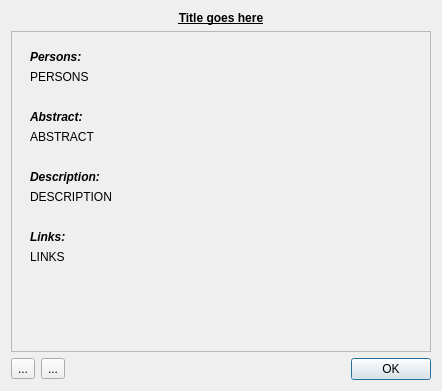
Before: the Qt Designer form src/gui/eventdialog.ui in edulix/confclerk, drawn with Qt 5.
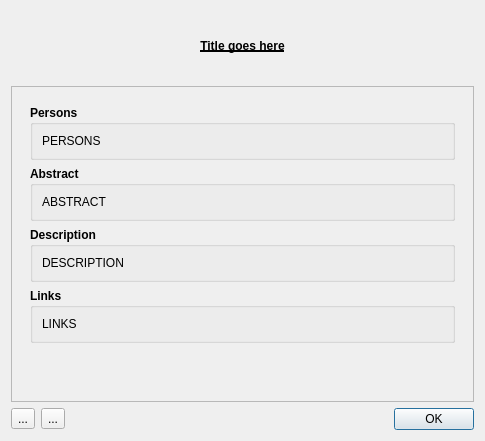
After: the same form once the commit is applied. Icons and pictures are not drawn.

Commit message: event dialog GUI refactoring

```diff
--- a/src/gui/eventdialog.ui
+++ b/src/gui/eventdialog.ui
@@ -5,12 +5,12 @@
    <rect>
     <x>0</x>
     <y>0</y>
-    <width>442</width>
-    <height>391</height>
+    <width>485</width>
+    <height>441</height>
    </rect>
   </property>
   <property name="sizePolicy" >
-   <sizepolicy vsizetype="MinimumExpanding" hsizetype="MinimumExpanding" >
+   <sizepolicy vsizetype="MinimumExpanding" hsizetype="Preferred" >
     <horstretch>0</horstretch>
     <verstretch>0</verstretch>
    </sizepolicy>
@@ -27,7 +27,7 @@
      <item>
       <widget class="QLabel" name="title" >
        <property name="sizePolicy" >
-        <sizepolicy vsizetype="Minimum" hsizetype="MinimumExpanding" >
+        <sizepolicy vsizetype="MinimumExpanding" hsizetype="Preferred" >
          <horstretch>0</horstretch>
          <verstretch>0</verstretch>
         </sizepolicy>
@@ -52,6 +52,12 @@
      </item>
      <item>
       <widget class="QScrollArea" name="scrollArea" >
+       <property name="sizePolicy" >
+        <sizepolicy vsizetype="MinimumExpanding" hsizetype="Preferred" >
+         <horstretch>0</horstretch>
+         <verstretch>0</verstretch>
+        </sizepolicy>
+       </property>
        <property name="widgetResizable" >
         <bool>true</bool>
        </property>
@@ -60,30 +66,46 @@
          <rect>
           <x>0</x>
           <y>0</y>
-          <width>418</width>
-          <height>305</height>
+          <width>461</width>
+          <height>355</height>
          </rect>
         </property>
         <layout class="QGridLayout" name="gridLayout_2" >
          <item row="0" column="0" >
           <widget class="QWidget" native="1" name="content" >
+           <property name="sizePolicy" >
+            <sizepolicy vsizetype="MinimumExpanding" hsizetype="Preferred" >
+             <horstretch>0</horstretch>
+             <verstretch>0</verstretch>
+            </sizepolicy>
+           </property>
            <layout class="QVBoxLayout" name="verticalLayout_2" >
             <item>
-             <widget class="QLabel" name="label" >
+             <widget class="QGroupBox" name="personsGB" >
+              <property name="sizePolicy" >
+               <sizepolicy vsizetype="MinimumExpanding" hsizetype="Preferred" >
+                <horstretch>0</horstretch>
+                <verstretch>0</verstretch>
+               </sizepolicy>
+              </property>
               <property name="font" >
                <font>
                 <weight>75</weight>
-                <italic>true</italic>
                 <bold>true</bold>
                </font>
               </property>
-              <property name="text" >
-               <string>Persons:</string>
+              <property name="title" >
+               <string>Persons</string>
               </property>
-             </widget>
-            </item>
+              <layout class="QVBoxLayout" name="verticalLayout_3" >
             <item>
              <widget class="QLabel" name="persons" >
+                 <property name="font" >
+                  <font>
+                   <weight>50</weight>
+                   <bold>false</bold>
+                  </font>
+                 </property>
               <property name="text" >
                <string>PERSONS</string>
               </property>
@@ -95,29 +117,35 @@
               </property>
              </widget>
             </item>
-            <item>
-             <widget class="QLabel" name="spacer" >
-              <property name="text" >
-               <string/>
-              </property>
+              </layout>
              </widget>
             </item>
             <item>
-             <widget class="QLabel" name="label_2" >
+             <widget class="QGroupBox" name="abstractGB" >
+              <property name="sizePolicy" >
+               <sizepolicy vsizetype="MinimumExpanding" hsizetype="Preferred" >
+                <horstretch>0</horstretch>
+                <verstretch>0</verstretch>
+               </sizepolicy>
+              </property>
               <property name="font" >
                <font>
                 <weight>75</weight>
-                <italic>true</italic>
                 <bold>true</bold>
                </font>
               </property>
-              <property name="text" >
-               <string>Abstract:</string>
+              <property name="title" >
+               <string>Abstract</string>
               </property>
-             </widget>
-            </item>
+              <layout class="QVBoxLayout" name="verticalLayout_4" >
             <item>
              <widget class="QLabel" name="abstract" >
+                 <property name="font" >
+                  <font>
+                   <weight>50</weight>
+                   <bold>false</bold>
+                  </font>
+                 </property>
               <property name="text" >
                <string>ABSTRACT</string>
               </property>
@@ -129,29 +157,35 @@
               </property>
              </widget>
             </item>
-            <item>
-             <widget class="QLabel" name="spacer_2" >
-              <property name="text" >
-               <string/>
-              </property>
+              </layout>
              </widget>
             </item>
             <item>
-             <widget class="QLabel" name="label_4" >
+             <widget class="QGroupBox" name="descriptionGB" >
               <property name="font" >
                <font>
                 <weight>75</weight>
-                <italic>true</italic>
                 <bold>true</bold>
                </font>
               </property>
-              <property name="text" >
-               <string>Description:</string>
+              <property name="title" >
+               <string>Description</string>
               </property>
-             </widget>
-            </item>
+              <layout class="QVBoxLayout" name="verticalLayout_5" >
             <item>
              <widget class="QLabel" name="description" >
+                 <property name="sizePolicy" >
+                  <sizepolicy vsizetype="MinimumExpanding" hsizetype="Preferred" >
+                   <horstretch>0</horstretch>
+                   <verstretch>0</verstretch>
+                  </sizepolicy>
+                 </property>
+                 <property name="font" >
+                  <font>
+                   <weight>50</weight>
+                   <bold>false</bold>
+                  </font>
+                 </property>
               <property name="text" >
                <string>DESCRIPTION</string>
               </property>
@@ -163,29 +197,35 @@
               </property>
              </widget>
             </item>
-            <item>
-             <widget class="QLabel" name="spacer_3" >
-              <property name="text" >
-               <string/>
-              </property>
+              </layout>
              </widget>
             </item>
             <item>
-             <widget class="QLabel" name="label_3" >
+             <widget class="QGroupBox" name="linksGB" >
               <property name="font" >
                <font>
                 <weight>75</weight>
-                <italic>true</italic>
                 <bold>true</bold>
                </font>
               </property>
-              <property name="text" >
-               <string>Links:</string>
+              <property name="title" >
+               <string>Links</string>
               </property>
-             </widget>
-            </item>
+              <layout class="QVBoxLayout" name="verticalLayout_6" >
             <item>
              <widget class="QLabel" name="links" >
+                 <property name="sizePolicy" >
+                  <sizepolicy vsizetype="MinimumExpanding" hsizetype="Preferred" >
+                   <horstretch>0</horstretch>
+                   <verstretch>0</verstretch>
+                  </sizepolicy>
+                 </property>
+                 <property name="font" >
+                  <font>
+                   <weight>50</weight>
+                   <bold>false</bold>
+                  </font>
+                 </property>
               <property name="text" >
                <string>LINKS</string>
               </property>
@@ -195,6 +235,9 @@
               <property name="openExternalLinks" >
                <bool>true</bool>
               </property>
+                </widget>
+               </item>
+              </layout>
              </widget>
             </item>
            </layout>
```
Lines whose indentation alone changed are shown as unchanged.
